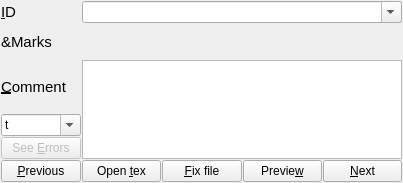
shubhamshuklaer/autog, file grader_improved/grader_editor.ui: the form before one commit.
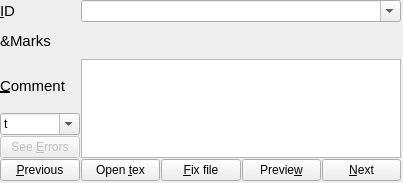
The form after the commit.

Commit message: Fixed the grader editor tab order with code

What changed in the file:
```diff
--- a/grader_improved/grader_editor.ui
+++ b/grader_improved/grader_editor.ui
@@ -19,11 +19,11 @@
   <property name="windowTitle">
    <string>Form</string>
   </property>
-  <widget class="QWidget" name="">
+  <widget class="QWidget" name="layoutWidget">
    <property name="geometry">
     <rect>
-     <x>1</x>
-     <y>1</y>
+     <x>0</x>
+     <y>0</y>
      <width>401</width>
      <height>181</height>
     </rect>
```
Left out of the diff: 3 changed lines with no effect on the pictures. The commit also changes 2 other files.
